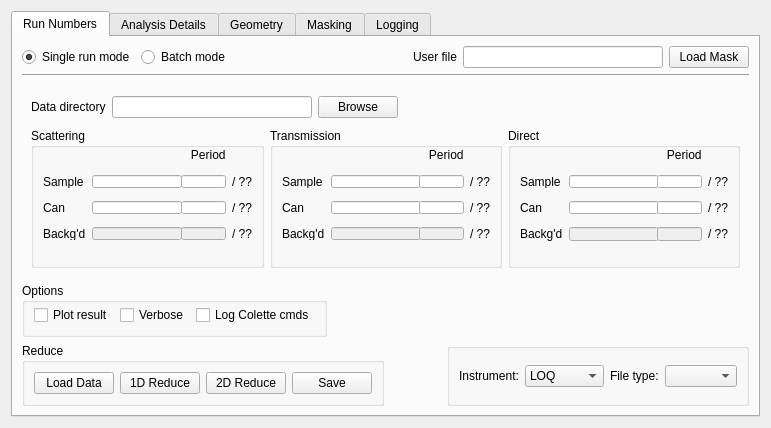
Old version of the form Code/qtiplot/MantidQt/CustomInterfaces/inc/SANSRunWindow.ui in the repository mantidproject/mantid.
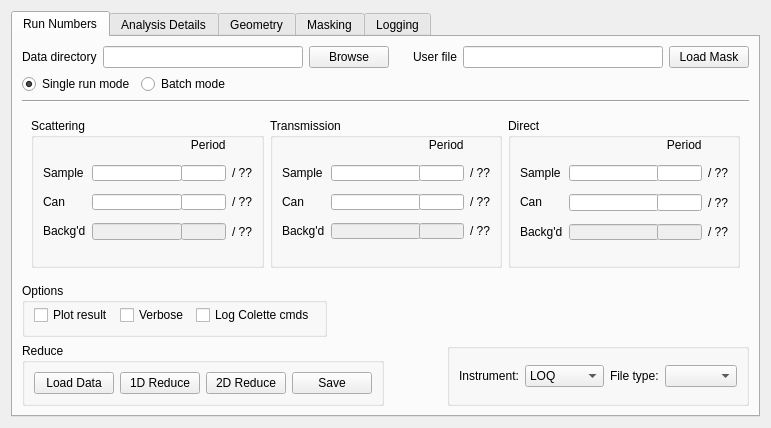
New version of the form. The open tabs and pages were chosen to show the change.

Commit message: Another minor update to SANS batch mode GUI and output script. Re #1120

Diff of the .ui file:
```diff
--- a/Code/qtiplot/MantidQt/CustomInterfaces/inc/SANSRunWindow.ui
+++ b/Code/qtiplot/MantidQt/CustomInterfaces/inc/SANSRunWindow.ui
@@ -74,6 +74,122 @@
        <string>Run Numbers</string>
       </attribute>
       <layout class="QVBoxLayout" name="verticalLayout_4" >
+       <item>
+        <layout class="QHBoxLayout" name="horizontalLayout_12" >
+         <item>
+          <widget class="QLabel" name="label_7" >
+           <property name="sizePolicy" >
+            <sizepolicy vsizetype="Maximum" hsizetype="Maximum" >
+             <horstretch>0</horstretch>
+             <verstretch>0</verstretch>
+            </sizepolicy>
+           </property>
+           <property name="maximumSize" >
+            <size>
+             <width>16777215</width>
+             <height>16777215</height>
+            </size>
+           </property>
+           <property name="text" >
+            <string>Data directory</string>
+           </property>
+          </widget>
+         </item>
+         <item>
+          <widget class="QLineEdit" name="datadir_edit" >
+           <property name="sizePolicy" >
+            <sizepolicy vsizetype="Maximum" hsizetype="Minimum" >
+             <horstretch>0</horstretch>
+             <verstretch>0</verstretch>
+            </sizepolicy>
+           </property>
+           <property name="minimumSize" >
+            <size>
+             <width>200</width>
+             <height>0</height>
+            </size>
+           </property>
+          </widget>
+         </item>
+         <item>
+          <widget class="QPushButton" name="data_dirBtn" >
+           <property name="sizePolicy" >
+            <sizepolicy vsizetype="Maximum" hsizetype="Minimum" >
+             <horstretch>0</horstretch>
+             <verstretch>0</verstretch>
+            </sizepolicy>
+           </property>
+           <property name="text" >
+            <string>Browse</string>
+           </property>
+           <property name="autoDefault" >
+            <bool>false</bool>
+           </property>
+          </widget>
+         </item>
+         <item>
+          <spacer name="horizontalSpacer" >
+           <property name="orientation" >
+            <enum>Qt::Horizontal</enum>
+           </property>
+           <property name="sizeHint" stdset="0" >
+            <size>
+             <width>40</width>
+             <height>20</height>
+            </size>
+           </property>
+          </spacer>
+         </item>
+         <item>
+          <widget class="QLabel" name="label_11" >
+           <property name="sizePolicy" >
+            <sizepolicy vsizetype="Maximum" hsizetype="Maximum" >
+             <horstretch>0</horstretch>
+             <verstretch>0</verstretch>
+            </sizepolicy>
+           </property>
+           <property name="text" >
+            <string>User file</string>
+           </property>
+          </widget>
+         </item>
+         <item>
+          <widget class="QLineEdit" name="userfile_edit" >
+           <property name="sizePolicy" >
+            <sizepolicy vsizetype="Maximum" hsizetype="Maximum" >
+             <horstretch>0</horstretch>
+             <verstretch>0</verstretch>
+            </sizepolicy>
+           </property>
+           <property name="minimumSize" >
+            <size>
+             <width>200</width>
+             <height>0</height>
+            </size>
+           </property>
+           <property name="alignment" >
+            <set>Qt::AlignRight|Qt::AlignTrailing|Qt::AlignVCenter</set>
+           </property>
+          </widget>
+         </item>
+         <item>
+          <widget class="QPushButton" name="userfileBtn" >
+           <property name="sizePolicy" >
+            <sizepolicy vsizetype="Maximum" hsizetype="Maximum" >
+             <horstretch>0</horstretch>
+             <verstretch>0</verstretch>
+            </sizepolicy>
+           </property>
+           <property name="text" >
+            <string>Load Mask</string>
+           </property>
+           <property name="autoDefault" >
+            <bool>false</bool>
+           </property>
+          </widget>
+         </item>
+        </layout>
+       </item>
        <item>
         <layout class="QHBoxLayout" name="horizontalLayout_8" >
          <item>
@@ -109,54 +225,6 @@
            </property>
           </spacer>
          </item>
-         <item>
-          <widget class="QLabel" name="label_11" >
-           <property name="sizePolicy" >
-            <sizepolicy vsizetype="Maximum" hsizetype="Maximum" >
-             <horstretch>0</horstretch>
-             <verstretch>0</verstretch>
-            </sizepolicy>
-           </property>
-           <property name="text" >
-            <string>User file</string>
-           </property>
-          </widget>
-         </item>
-         <item>
-          <widget class="QLineEdit" name="userfile_edit" >
-           <property name="sizePolicy" >
-            <sizepolicy vsizetype="Maximum" hsizetype="Maximum" >
-             <horstretch>0</horstretch>
-             <verstretch>0</verstretch>
-            </sizepolicy>
-           </property>
-           <property name="minimumSize" >
-            <size>
-             <width>200</width>
-             <height>0</height>
-            </size>
-           </property>
-           <property name="alignment" >
-            <set>Qt::AlignRight|Qt::AlignTrailing|Qt::AlignVCenter</set>
-           </property>
-          </widget>
-         </item>
-         <item>
-          <widget class="QPushButton" name="userfileBtn" >
-           <property name="sizePolicy" >
-            <sizepolicy vsizetype="Maximum" hsizetype="Maximum" >
-             <horstretch>0</horstretch>
-             <verstretch>0</verstretch>
-            </sizepolicy>
-           </property>
-           <property name="text" >
-            <string>Load Mask</string>
-           </property>
-           <property name="autoDefault" >
-            <bool>false</bool>
-           </property>
-          </widget>
-         </item>
         </layout>
        </item>
        <item>
@@ -169,87 +237,10 @@
        <item>
         <widget class="QStackedWidget" name="mode_stack" >
          <property name="currentIndex" >
-          <number>0</number>
+          <number>1</number>
          </property>
          <widget class="QWidget" name="page_5" >
           <layout class="QVBoxLayout" name="verticalLayout_9" >
-           <item>
-            <layout class="QHBoxLayout" name="horizontalLayout_11" >
-             <property name="spacing" >
-              <number>6</number>
-             </property>
-             <property name="sizeConstraint" >
-              <enum>QLayout::SetFixedSize</enum>
-             </property>
-             <item>
-              <widget class="QLabel" name="label_7" >
-               <property name="sizePolicy" >
-                <sizepolicy vsizetype="Maximum" hsizetype="Maximum" >
-                 <horstretch>0</horstretch>
-                 <verstretch>0</verstretch>
-                </sizepolicy>
-               </property>
-               <property name="maximumSize" >
-                <size>
-                 <width>16777215</width>
-                 <height>16777215</height>
-                </size>
-               </property>
-               <property name="text" >
-                <string>Data directory</string>
-               </property>
-              </widget>
-             </item>
-             <item>
-              <widget class="QLineEdit" name="datadir_edit" >
-               <property name="sizePolicy" >
-                <sizepolicy vsizetype="Maximum" hsizetype="Minimum" >
-                 <horstretch>0</horstretch>
-                 <verstretch>0</verstretch>
-                </sizepolicy>
-               </property>
-               <property name="minimumSize" >
-                <size>
-                 <width>200</width>
-                 <height>0</height>
-                </size>
-               </property>
-              </widget>
-             </item>
-             <item>
-              <widget class="QPushButton" name="data_dirBtn" >
-               <property name="sizePolicy" >
-                <sizepolicy vsizetype="Maximum" hsizetype="Minimum" >
-                 <horstretch>0</horstretch>
-                 <verstretch>0</verstretch>
-                </sizepolicy>
-               </property>
-               <property name="text" >
-                <string>Browse</string>
-               </property>
-               <property name="autoDefault" >
-                <bool>false</bool>
-               </property>
-              </widget>
-             </item>
-             <item>
-              <spacer name="horizontalSpacer" >
-               <property name="orientation" >
-                <enum>Qt::Horizontal</enum>
-               </property>
-               <property name="sizeType" >
-                <enum>QSizePolicy::MinimumExpanding</enum>
-               </property>
-               <property name="sizeHint" stdset="0" >
-                <size>
-                 <width>40</width>
-                 <height>30</height>
-                </size>
-               </property>
-              </spacer>
-             </item>
-            </layout>
-           </item>
            <item>
             <layout class="QHBoxLayout" name="horizontalLayout_14" >
              <property name="sizeConstraint" >
@@ -1106,6 +1097,9 @@
         </layout>
        </item>
       </layout>
+      <zorder>line_2</zorder>
+      <zorder>mode_stack</zorder>
+      <zorder></zorder>
      </widget>
      <widget class="QWidget" name="tab_2" >
       <attribute name="title" >
```
Left out of the diff: 2 changed lines with no effect on the pictures. The commit also changes 1 other file.
